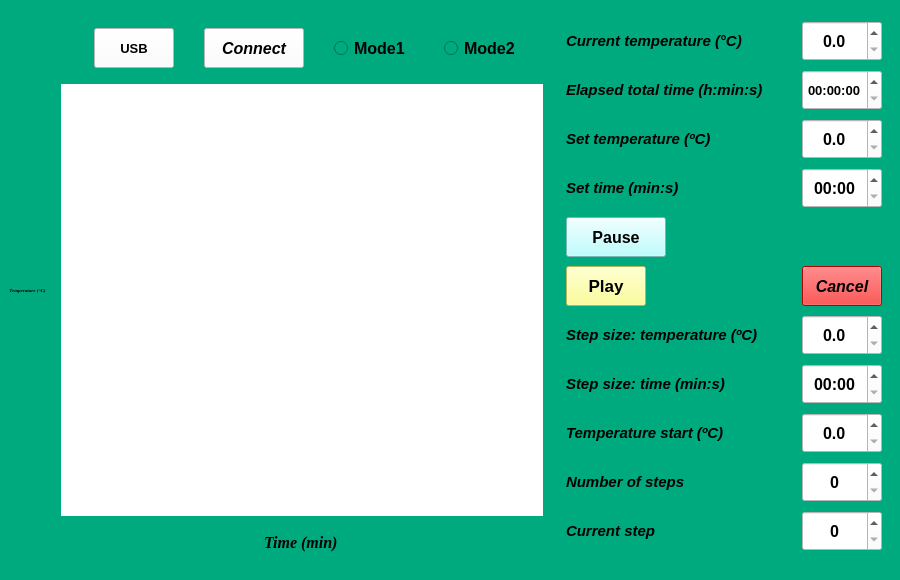
Before: the Qt Designer form TCSystem.ui in NaldoHoracio/TemperatureControlSystem, drawn with Qt 5.
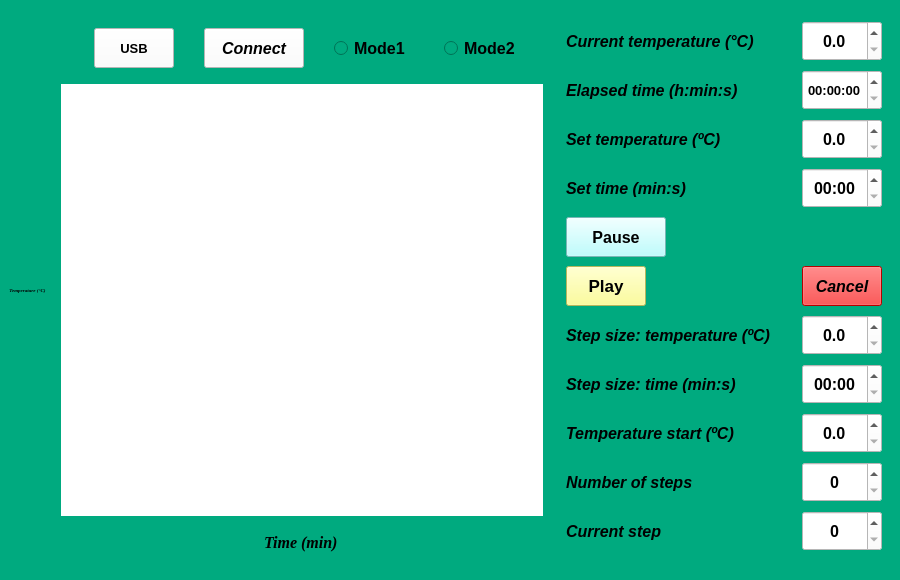
After: the same form once the commit is applied. Icons and pictures are not drawn.

Commit message: Ajustar evento Pressionar botão.

What changed in the file:
```diff
--- a/TCSystem.ui
+++ b/TCSystem.ui
@@ -410,7 +410,7 @@
          </property>
          <property name="font">
           <font>
-           <pointsize>11</pointsize>
+           <pointsize>12</pointsize>
            <weight>75</weight>
            <italic>true</italic>
            <bold>true</bold>
@@ -500,7 +500,7 @@
          </property>
          <property name="font">
           <font>
-           <pointsize>11</pointsize>
+           <pointsize>12</pointsize>
            <weight>75</weight>
            <italic>true</italic>
            <bold>true</bold>
@@ -518,7 +518,7 @@
           <bool>false</bool>
          </property>
          <property name="text">
-          <string>Elapsed total time (h:min:s)</string>
+          <string>Elapsed time (h:min:s)</string>
          </property>
          <property name="alignment">
           <set>Qt::AlignLeading|Qt::AlignLeft|Qt::AlignVCenter</set>
@@ -547,7 +547,7 @@
          </property>
          <property name="font">
           <font>
-           <pointsize>11</pointsize>
+           <pointsize>12</pointsize>
            <weight>75</weight>
            <italic>true</italic>
            <bold>true</bold>
@@ -583,7 +583,7 @@
          </property>
          <property name="font">
           <font>
-           <pointsize>11</pointsize>
+           <pointsize>12</pointsize>
            <weight>75</weight>
            <italic>true</italic>
            <bold>true</bold>
@@ -616,7 +616,7 @@
          </property>
          <property name="font">
           <font>
-           <pointsize>11</pointsize>
+           <pointsize>12</pointsize>
            <weight>75</weight>
            <italic>true</italic>
            <bold>true</bold>
@@ -650,7 +650,7 @@
          <property name="font">
           <font>
            <family>MS Shell Dlg 2</family>
-           <pointsize>11</pointsize>
+           <pointsize>12</pointsize>
            <weight>75</weight>
            <italic>true</italic>
            <bold>true</bold>
@@ -708,7 +708,7 @@
          </property>
          <property name="font">
           <font>
-           <pointsize>11</pointsize>
+           <pointsize>12</pointsize>
            <weight>75</weight>
            <italic>true</italic>
            <bold>true</bold>
@@ -735,7 +735,7 @@
          </property>
          <property name="font">
           <font>
-           <pointsize>11</pointsize>
+           <pointsize>12</pointsize>
            <weight>75</weight>
            <italic>true</italic>
            <bold>true</bold>
@@ -774,7 +774,7 @@
          </property>
          <property name="font">
           <font>
-           <pointsize>11</pointsize>
+           <pointsize>12</pointsize>
            <weight>75</weight>
            <italic>true</italic>
            <bold>true</bold>
```
The commit also changes 1 other file.
